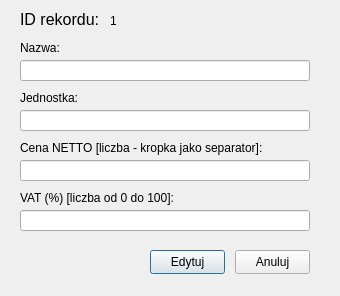
The window that editproducts.ui (DzimiX/ProgramSprzedazowy) describes before a commit, drawn with Qt 5.
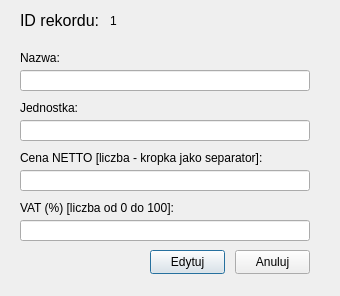
The same window after the commit.

```diff
--- a/editproducts.ui
+++ b/editproducts.ui
@@ -17,7 +17,7 @@
    <property name="geometry">
     <rect>
      <x>20</x>
-     <y>60</y>
+     <y>70</y>
      <width>290</width>
      <height>21</height>
     </rect>
@@ -27,7 +27,7 @@
    <property name="geometry">
     <rect>
      <x>20</x>
-     <y>40</y>
+     <y>50</y>
      <width>101</width>
      <height>16</height>
     </rect>
@@ -40,7 +40,7 @@
    <property name="geometry">
     <rect>
      <x>20</x>
-     <y>90</y>
+     <y>100</y>
      <width>101</width>
      <height>16</height>
     </rect>
@@ -53,7 +53,7 @@
    <property name="geometry">
     <rect>
      <x>20</x>
-     <y>110</y>
+     <y>120</y>
      <width>290</width>
      <height>21</height>
     </rect>
@@ -63,7 +63,7 @@
    <property name="geometry">
     <rect>
      <x>20</x>
-     <y>140</y>
+     <y>150</y>
      <width>291</width>
      <height>16</height>
     </rect>
@@ -76,7 +76,7 @@
    <property name="geometry">
     <rect>
      <x>20</x>
-     <y>160</y>
+     <y>170</y>
      <width>290</width>
      <height>21</height>
     </rect>
@@ -86,7 +86,7 @@
    <property name="geometry">
     <rect>
      <x>20</x>
-     <y>190</y>
+     <y>200</y>
      <width>291</width>
      <height>16</height>
     </rect>
@@ -99,7 +99,7 @@
    <property name="geometry">
     <rect>
      <x>20</x>
-     <y>210</y>
+     <y>220</y>
      <width>290</width>
      <height>21</height>
     </rect>
@@ -135,9 +135,9 @@
    <property name="geometry">
     <rect>
      <x>20</x>
-     <y>10</y>
+     <y>5</y>
      <width>91</width>
-     <height>16</height>
+     <height>31</height>
     </rect>
    </property>
    <property name="text">
```
